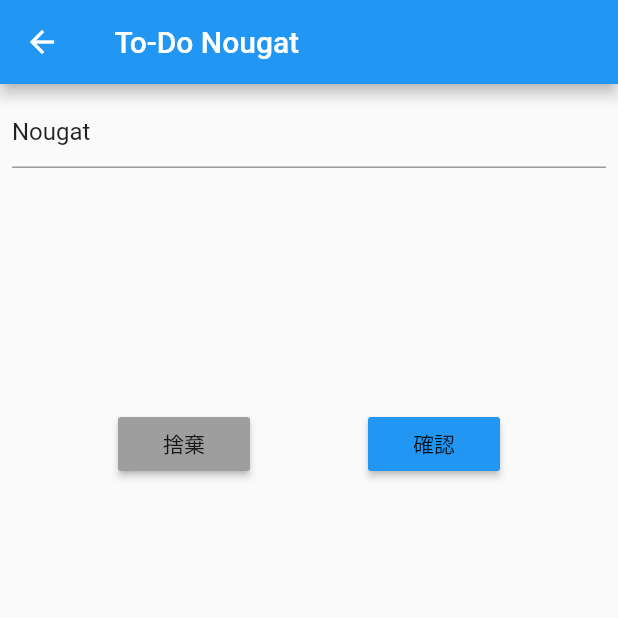
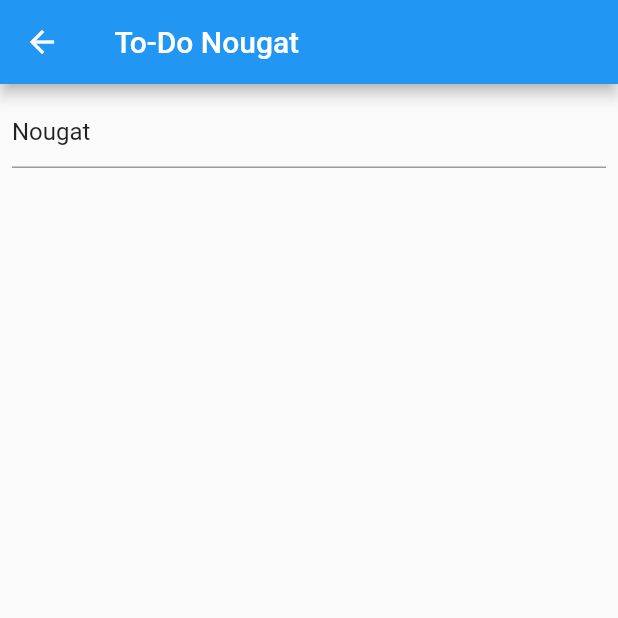
Before and after one commit to michael830713/to-do-list-practice, a Flutter app: the screen it shows after launch, after a tap on "Nougat", on a phone screen of 412 x 824 dp, the top half of it. Run offline on Flutter 3.47's test engine with Material 2 defaults, Android fonts, the phone set to English and light mode, and no system bars.

Commit message:
clean up some code

```diff
--- a/lib/edit.dart
+++ b/lib/edit.dart
@@ -1,6 +1,6 @@
 import 'package:flutter/material.dart';
 
-class EditPage extends StatelessWidget {
+class EditPage extends StatefulWidget {
 //  @override
 //  _EditPageState createState() => _EditPageState();
   String todos;
@@ -8,17 +8,35 @@ class EditPage extends StatelessWidget {
   EditPage({Key key, @required this.todos}) : super(key: key);
 
   @override
+  _EditPageState createState() => _EditPageState();
+}
+
+class _EditPageState extends State<EditPage> {
+  var myController;
+
+  @override
+  void initState() {
+//    myController.addListener(_printLatestValue);
+  }
+
+  _printLatestValue() {
+    widget.todos = '${myController.text}';
+  }
+
+  @override
   Widget build(BuildContext context) {
     Future<bool> _onWillPop() {
-      Navigator.pop(context,'this is it');
+      Navigator.pop(context, myController.text);
       return new Future.value(false);
     }
+
+//    myController.addListener(_printLatestValue);
     // TODO: implement build
     return WillPopScope(
       onWillPop: _onWillPop,
       child: Scaffold(
         appBar: AppBar(
-          title: Text(' To-Do $todos'),
+          title: Text(' To-Do ${widget.todos}'),
         ),
         body: Column(
           children: <Widget>[
@@ -27,35 +45,35 @@ class EditPage extends StatelessWidget {
               child: Container(
                 height: 200,
                 child: TextFormField(
-                  initialValue: todos,
+//                  initialValue: todos,
+//                  onEditingComplete: todos = myController.text,
+                  controller: myController =
+                      TextEditingController(text: widget.todos),
                 ),
               ),
             ),
-            Row(
-              mainAxisAlignment: MainAxisAlignment.spaceEvenly,
-              children: <Widget>[
-                RaisedButton(
-                  color: Colors.grey,
-//                color: Colors.red,
-                  onPressed: () {},
-                  child: Text('捨棄'),
-                ),
-                RaisedButton(
-                  color: Colors.blue,
-                  onPressed: () {},
-                  child: Text('確認'),
-                )
-              ],
-            )
+//            Row(
+//              mainAxisAlignment: MainAxisAlignment.spaceEvenly,
+//              children: <Widget>[
+//                RaisedButton(
+//                  color: Colors.grey,
+////                color: Colors.red,
+//                  onPressed: () {},
+//                  child: Text('捨棄'),
+//                ),
+//                RaisedButton(
+//                  color: Colors.blue,
+//                  onPressed: () {},
+//                  child: Text('確認'),
+//                )
+//              ],
+//            )
           ],
         ),
+
       ),
-
     );
-
   }
-
-
 }
 
 //class _EditPageState extends State<EditPage> {
```
